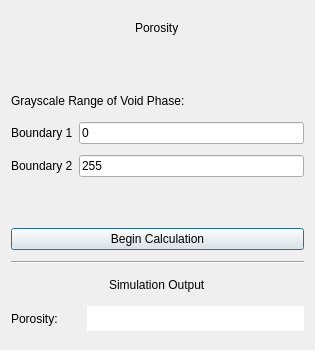
First picture: the form in gui/src/MaterialProperties/porosity.ui, repository nasa/puma, before the edit.
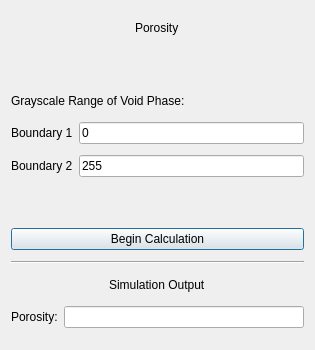
Second picture: the form after the edit.

Commit message: Changed QLabels to QLineEdits to fix text color issues

Patch:
```diff
--- a/gui/src/MaterialProperties/porosity.ui
+++ b/gui/src/MaterialProperties/porosity.ui
@@ -183,25 +183,9 @@
         </widget>
        </item>
        <item>
-        <widget class="QLabel" name="porositResult">
-         <property name="minimumSize">
-          <size>
-           <width>0</width>
-           <height>25</height>
-          </size>
-         </property>
-         <property name="maximumSize">
-          <size>
-           <width>16777215</width>
-           <height>25</height>
-          </size>
-         </property>
-         <property name="styleSheet">
-          <string notr="true">background-color: rgb(255, 255, 255);
-font: 11pt &quot;Serif&quot;;</string>
-         </property>
-         <property name="text">
-          <string/>
+        <widget class="QLineEdit" name="porositResult">
+         <property name="readOnly">
+          <bool>true</bool>
          </property>
         </widget>
        </item>
```
The commit also changes 4 other files.
